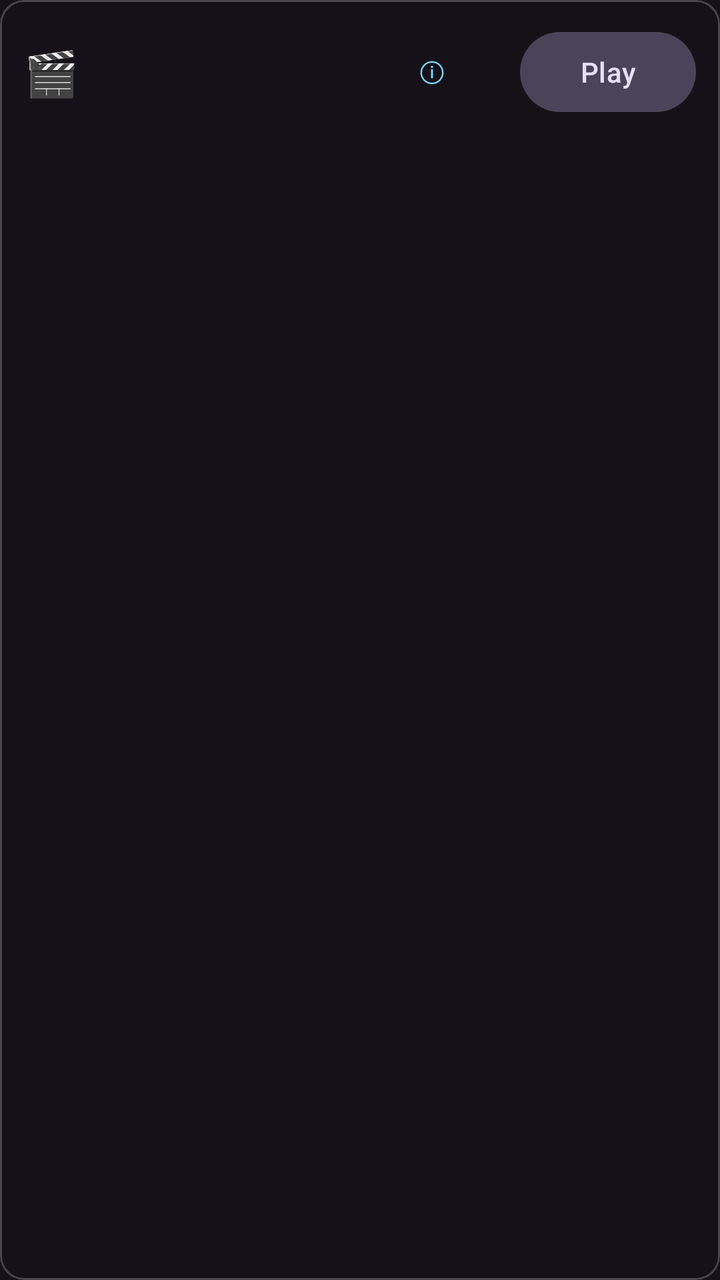
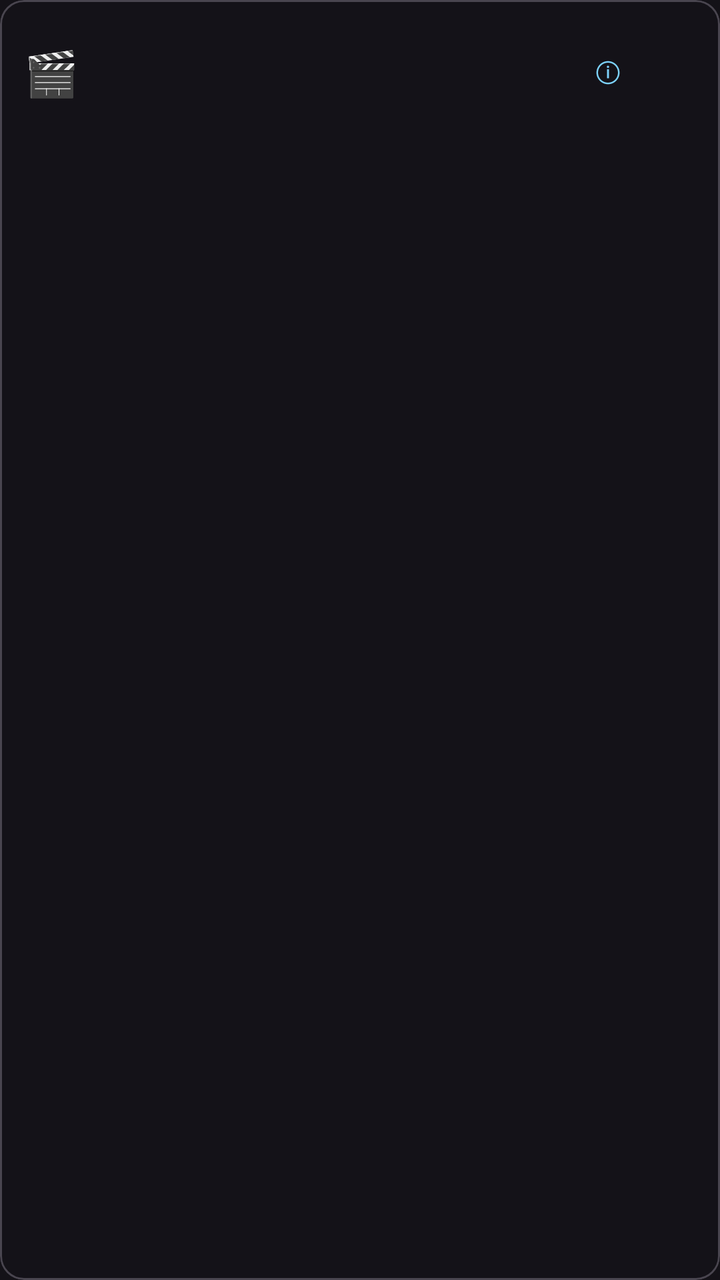

Two renders of the same Android screen: before a commit and after it. Below are the layout's source before the change and the commit's diff.
<!-- AndroidManifest.xml: application theme Theme.DomeVR -->
<!-- res/layout/item_file.xml -->
<?xml version="1.0" encoding="utf-8"?>
<com.google.android.material.card.MaterialCardView xmlns:android="http://schemas.android.com/apk/res/android"
    android:layout_width="match_parent" android:layout_height="wrap_content"
    android:layout_margin="4dp">
    <LinearLayout android:orientation="horizontal"
        android:layout_width="match_parent" android:layout_height="wrap_content"
        android:gravity="center_vertical" android:padding="12dp">
        <TextView android:id="@+id/txtIcon" android:text="🎬"
            android:layout_width="wrap_content" android:layout_height="wrap_content"
            android:textSize="22sp" />
        <LinearLayout android:orientation="vertical"
            android:layout_width="0dp" android:layout_weight="1" android:layout_height="wrap_content"
            android:paddingStart="8dp">
            <TextView android:id="@+id/txtName"
                android:layout_width="match_parent" android:layout_height="wrap_content"
                android:singleLine="true" android:ellipsize="middle"
                android:textAppearance="?attr/textAppearanceBodyLarge" />
            <TextView android:id="@+id/txtMeta"
                android:layout_width="match_parent" android:layout_height="wrap_content"
                android:textAppearance="?attr/textAppearanceBodySmall" />
        </LinearLayout>
        <com.google.android.material.button.MaterialButton android:id="@+id/btnScan"
            android:layout_width="wrap_content" android:layout_height="wrap_content"
            android:text="ⓘ" style="@style/Widget.Material3.Button.TextButton" />
        <com.google.android.material.button.MaterialButton android:id="@+id/btnPlay"
            android:layout_width="wrap_content" android:layout_height="wrap_content"
            android:text="Play" style="@style/Widget.Material3.Button.TonalButton" />
    </LinearLayout>
</com.google.android.material.card.MaterialCardView>
<!-- resources referenced by this layout -->
<resources>
  <style name="Theme.DomeVR" parent="Theme.Material3.Dark.NoActionBar">
          <item name="colorPrimary">@color/dome_accent</item>
      </style>
  <color name="dome_accent">#7DD3FC</color>
</resources>

<!-- the commit's change to res/layout/item_file.xml (unified diff, before → after) -->
@@ -13,17 +13,15 @@
             android:paddingStart="8dp">
             <TextView android:id="@+id/txtName"
                 android:layout_width="match_parent" android:layout_height="wrap_content"
-                android:singleLine="true" android:ellipsize="middle"
+                android:maxLines="2" android:ellipsize="end"
                 android:textAppearance="?attr/textAppearanceBodyLarge" />
             <TextView android:id="@+id/txtMeta"
                 android:layout_width="match_parent" android:layout_height="wrap_content"
+                android:gravity="end"
                 android:textAppearance="?attr/textAppearanceBodySmall" />
         </LinearLayout>
         <com.google.android.material.button.MaterialButton android:id="@+id/btnScan"
             android:layout_width="wrap_content" android:layout_height="wrap_content"
             android:text="ⓘ" style="@style/Widget.Material3.Button.TextButton" />
-        <com.google.android.material.button.MaterialButton android:id="@+id/btnPlay"
-            android:layout_width="wrap_content" android:layout_height="wrap_content"
-            android:text="Play" style="@style/Widget.Material3.Button.TonalButton" />
     </LinearLayout>
 </com.google.android.material.card.MaterialCardView>
